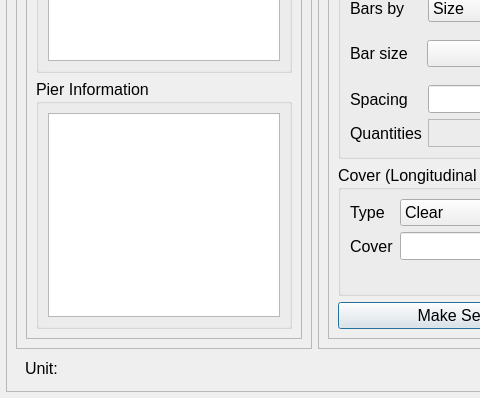
This is src/sp_editor/widgets/load_calculation_case.ui in tudothanhpt/SP-editor as Qt 5 draws it before an edit; both pictures show x 0 to 480 and y 357 to 755 of the 1080 by 755 pixel window. The edited form follows.
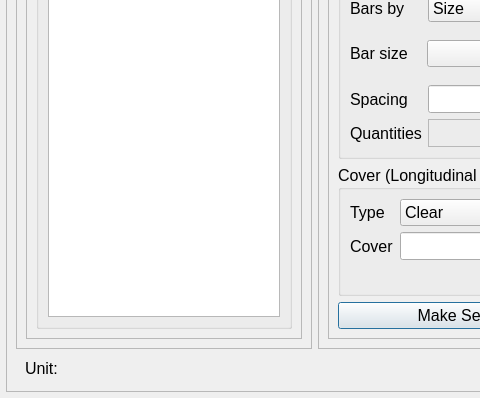
This is the edited form.

Commit message: update load case and combo

```diff
--- a/src/sp_editor/widgets/load_calculation_case.ui
+++ b/src/sp_editor/widgets/load_calculation_case.ui
@@ -105,7 +105,7 @@
               <property name="frameShadow">
                <enum>QFrame::Shadow::Raised</enum>
               </property>
-              <layout class="QVBoxLayout" name="verticalLayout_4" stretch="0,95,101">
+              <layout class="QVBoxLayout" name="verticalLayout_4" stretch="0,95">
                <item>
                 <widget class="QGroupBox" name="groupBox_5">
                  <property name="title">
@@ -130,18 +130,6 @@
                  </layout>
                 </widget>
                </item>
-               <item>
-                <widget class="QGroupBox" name="groupBox_4">
-                 <property name="title">
-                  <string>Pier Information</string>
-                 </property>
-                 <layout class="QGridLayout" name="gridLayout_7">
-                  <item row="0" column="0">
-                   <widget class="QListView" name="lview_pier"/>
-                  </item>
-                 </layout>
-                </widget>
-               </item>
               </layout>
              </widget>
             </item>
```
The commit also changes 10 other files.
